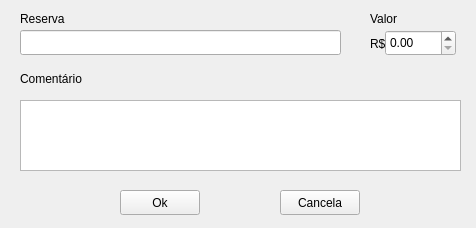
This is ui/reserva_add.ui in vazerick/controle_gastos as Qt 5 draws it before an edit. The edited form follows.
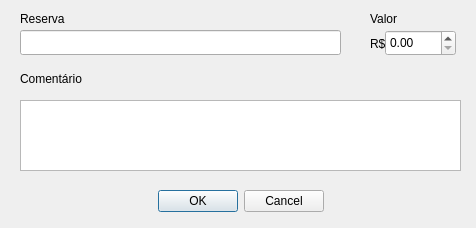
This is the edited form.

```diff
--- a/ui/reserva_add.ui
+++ b/ui/reserva_add.ui
@@ -84,32 +84,6 @@
     <string>Valor</string>
    </property>
   </widget>
-  <widget class="QPushButton" name="botaoOk">
-   <property name="geometry">
-    <rect>
-     <x>120</x>
-     <y>190</y>
-     <width>80</width>
-     <height>25</height>
-    </rect>
-   </property>
-   <property name="text">
-    <string>Ok</string>
-   </property>
-  </widget>
-  <widget class="QPushButton" name="botaoCancela">
-   <property name="geometry">
-    <rect>
-     <x>280</x>
-     <y>190</y>
-     <width>80</width>
-     <height>25</height>
-    </rect>
-   </property>
-   <property name="text">
-    <string>Cancela</string>
-   </property>
-  </widget>
   <widget class="QDoubleSpinBox" name="spinValor">
    <property name="geometry">
     <rect>
@@ -142,6 +116,22 @@
     <string>R$</string>
    </property>
   </widget>
+  <widget class="QDialogButtonBox" name="buttonBox">
+   <property name="geometry">
+    <rect>
+     <x>0</x>
+     <y>190</y>
+     <width>481</width>
+     <height>23</height>
+    </rect>
+   </property>
+   <property name="standardButtons">
+    <set>QDialogButtonBox::Cancel|QDialogButtonBox::Ok</set>
+   </property>
+   <property name="centerButtons">
+    <bool>true</bool>
+   </property>
+  </widget>
  </widget>
  <tabstops>
   <tabstop>inputReserva</tabstop>
```
Left out of the diff: 2 changed lines with no effect on the pictures.
